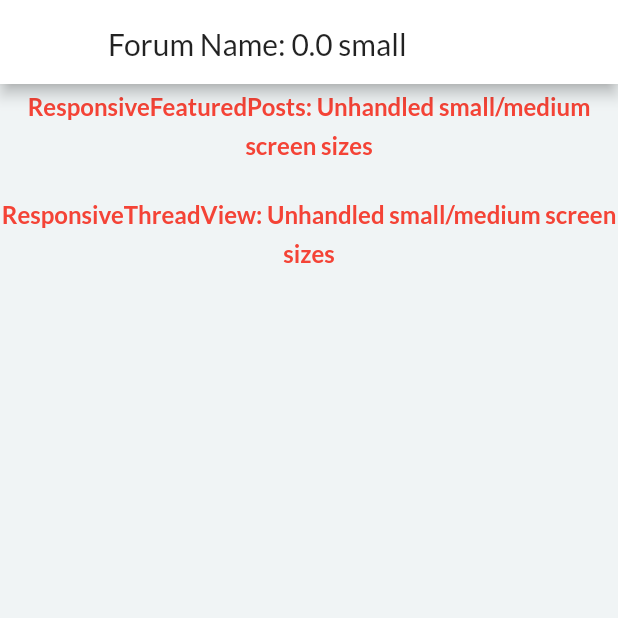
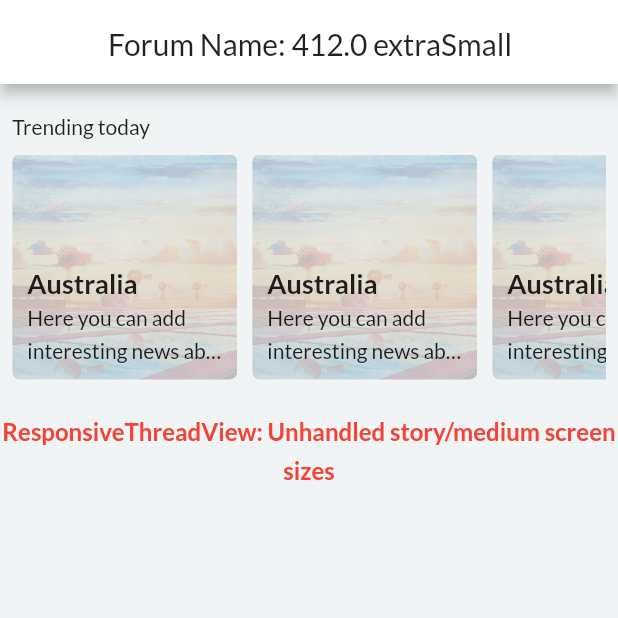
Before and after one commit to fatduckling/a-modern-forum-ui, a Flutter app: the screen it shows after launch, on a phone screen of 412 x 824 dp, the top half of it. Run offline on Flutter 3.47's test engine with Material 2 defaults, Android fonts, the phone set to English and light mode, and no system bars; our stand-ins replace charts_flutter, timeago; missing offline and left inert: flutter_dropzone, flutter_portal, flutter_quill, outline_search_bar; statements that could not run were skipped.

Commit message:
Added small featured post

```diff
--- a/lib/main.dart
+++ b/lib/main.dart
@@ -1,3 +1,5 @@
+import 'dart:ui';
+
 import 'package:a_modern_forum_project/observers/screen_resize_observer.dart';
 import 'package:a_modern_forum_project/observers/scroll_observer.dart';
 import 'package:a_modern_forum_project/routes/home.dart';
@@ -31,6 +33,9 @@ class App extends StatelessWidget {
   Widget build(BuildContext context) {
     return Portal(
         child: MaterialApp(
+      scrollBehavior: const MaterialScrollBehavior().copyWith(
+        dragDevices: {...PointerDeviceKind.values},
+      ),
       theme: ThemeData(
         scaffoldBackgroundColor: AppColourTheme.neutralLight.w300,
         primaryColor: AppColourTheme.primary.normal,
--- a/lib/routes/home.dart
+++ b/lib/routes/home.dart
@@ -12,6 +12,9 @@ class HomeRoute extends StatelessWidget {
         child: Column(
       mainAxisAlignment: MainAxisAlignment.start,
       children: const [
+        SizedBox(
+          height: 20,
+        ),
         ResponsiveFeaturedPosts(),
         SizedBox(
           height: 20,
--- a/lib/themes/text_theme.dart
+++ b/lib/themes/text_theme.dart
@@ -1,4 +1,18 @@
 import 'package:flutter/material.dart';
+
+/// Supported text styles
+enum AppTextStyle {
+  h1,
+  h2bold,
+  h3,
+  h3bold,
+  h4,
+  body1,
+  body2,
+  body2bold,
+  body2light,
+  body3
+}
 
 /// Custom text theme
 class AppTextTheme {
@@ -77,4 +91,30 @@ class AppTextTheme {
         .bodyText2
         ?.merge(const TextStyle(fontSize: 14, height: 1.6));
   }
+
+  /// Get a text style
+  static TextStyle? getTextStyle(BuildContext context, AppTextStyle style) {
+    switch (style) {
+      case AppTextStyle.h1:
+        return h1(context);
+      case AppTextStyle.h2bold:
+        return h2bold(context);
+      case AppTextStyle.h3:
+        return h3(context);
+      case AppTextStyle.h3bold:
+        return h3bold(context);
+      case AppTextStyle.h4:
+        return h4(context);
+      case AppTextStyle.body1:
+        return body1(context);
+      case AppTextStyle.body2:
+        return body2(context);
+      case AppTextStyle.body2bold:
+        return body2bold(context);
+      case AppTextStyle.body2light:
+        return body2light(context);
+      case AppTextStyle.body3:
+        return body3(context);
+    }
+  }
 }
--- a/lib/utils/responsive_display.dart
+++ b/lib/utils/responsive_display.dart
@@ -2,11 +2,14 @@ import 'package:a_modern_forum_project/observers/screen_resize_observer.dart';
 import 'package:flutter/material.dart';
 import 'package:provider/provider.dart';
 
-/// ScreenSize can be small (mobile phones), medium (tablets), large (desktop web)
-enum ScreenSize { small, medium, large, extraLarge }
+/// ScreenSize can be story (mobile phones), medium (tablets), large (desktop web)
+enum ScreenSize { extraSmall, small, medium, large, extraLarge }
 
-/// Simple utility class used to determine whether the device is small, medium or large
+/// Simple utility class used to determine whether the device is story, medium or large
 class ResponsiveDisplay {
+  /// Extra-story devices (portrait phones, 576 and up)
+  static const _breakpointExtraSmallDevice = 576;
+
   /// Small devices (landscape phones, 744 and up)
   static const _breakpointSmallDevice = 744;
 
@@ -19,9 +22,15 @@ class ResponsiveDisplay {
   /// Flex width of the main container
   static const mainContainerFlex = 32;
 
-  /// Check if the device is considered small based on the page [width]
+  /// Check if the device is considered extra story based on the page [width]
+  static bool isExtraSmallDevice(final double width) {
+    return width <= _breakpointExtraSmallDevice;
+  }
+
+  /// Check if the device is considered story based on the page [width]
   static bool isSmallDevice(final double width) {
-    return width <= _breakpointSmallDevice;
+    return width > _breakpointExtraSmallDevice &&
+        width <= _breakpointSmallDevice;
   }
 
   /// Check if the device is considered medium based on the page [width]
@@ -43,10 +52,12 @@ class ResponsiveDisplay {
   /// Get the page bounds of the main container based on its screen size
   static int getPageBoundsFlex(final ScreenSize screenSize) {
     switch (screenSize) {
-      case ScreenSize.small: // TODO test me
-        return 12;
-      case ScreenSize.medium: // TODO test me
-        return 14;
+      case ScreenSize.extraSmall:
+        return 2;
+      case ScreenSize.small:
+        return 4;
+      case ScreenSize.medium:
+        return 8;
       case ScreenSize.large:
         return 12;
       case ScreenSize.extraLarge:
@@ -58,6 +69,7 @@ class ResponsiveDisplay {
   /// This reserves some space for a right section
   static int getMainContainerFlex(final ScreenSize screenSize) {
     switch (screenSize) {
+      case ScreenSize.extraSmall: // TODO test me
       case ScreenSize.small:
         return 50; // TODO Test me
       case ScreenSize.medium:
@@ -77,7 +89,7 @@ class ResponsiveDisplay {
   }
 
   /// Return the screen size based on the [buildContext]
-  static ScreenSize getScreenSizeFromContexta(final BuildContext buildContext) {
+  static ScreenSize getScreenSizeFromContext(final BuildContext buildContext) {
     ScreenResizeObserver observer = buildContext.read<ScreenResizeObserver>();
     return observer.screenSize;
   }
@@ -90,14 +102,17 @@ class ResponsiveDisplay {
       return ScreenSize.large;
     } else if (isMediumDevice(width)) {
       return ScreenSize.medium;
+    } else if (isSmallDevice(width)) {
+      return ScreenSize.small;
     } else {
-      return ScreenSize.small;
+      return ScreenSize.extraSmall;
     }
   }
 
   /// Get the height of a button based on its size
   static double getButtonHeight(final ScreenSize screenSize) {
     switch (screenSize) {
+      case ScreenSize.extraSmall: // TODO test me
       case ScreenSize.small:
         return 40;
       case ScreenSize.medium:
--- a/lib/widgets/appbar/responsive_app_bar.dart
+++ b/lib/widgets/appbar/responsive_app_bar.dart
@@ -22,6 +22,7 @@ class _ResponsiveAppBarState extends State<ResponsiveAppBar> {
   @override
   Widget build(BuildContext context) {
     switch (widget._screenSize) {
+      case ScreenSize.extraSmall: // TODO test me
       case ScreenSize.small:
       case ScreenSize.medium:
         return const SmallAppBar();
--- a/lib/widgets/buttons/normal_button.dart
+++ b/lib/widgets/buttons/normal_button.dart
@@ -30,7 +30,7 @@ class NormalButton extends StatelessWidget {
 
   const NormalButton(
       {required this.text,
-      this.borderRadius = 25,
+      this.borderRadius = 25, // TODO use me
       this.size = ScreenSize.medium,
       this.icon,
       this.backgroundColour,
--- a/lib/widgets/compact_subforum/responsive_compact_subforum.dart
+++ b/lib/widgets/compact_subforum/responsive_compact_subforum.dart
@@ -14,6 +14,7 @@ class ResponsiveCompactSubforum extends StatelessWidget {
     final ScreenSize screenSize =
         context.watch<ScreenResizeObserver>().screenSize;
     switch (screenSize) {
+      case ScreenSize.extraSmall: // TODO test me
       case ScreenSize.small:
       case ScreenSize.medium:
       return const UnhandledWidget("ResponsiveCompactSubforum");
--- a/lib/widgets/expanded_subforum/responsive_expanded_subforum.dart
+++ b/lib/widgets/expanded_subforum/responsive_expanded_subforum.dart
@@ -14,6 +14,7 @@ class ResponsiveExpandedSubforum extends StatelessWidget {
     final ScreenSize screenSize =
         context.watch<ScreenResizeObserver>().screenSize;
     switch (screenSize) {
+      case ScreenSize.extraSmall: // TODO test me
       case ScreenSize.small:
       case ScreenSize.medium:
       return const UnhandledWidget("ResponsiveExpandedSubforum");
--- a/lib/widgets/featured_post/featured_post.dart
+++ b/lib/widgets/featured_post/featured_post.dart
@@ -4,14 +4,43 @@ import 'package:a_modern_forum_project/widgets/icon_with_text/icon_with_text.dar
 import 'package:a_modern_forum_project/widgets/up_down_votes/up_down_votes.dart';
 import 'package:flutter/material.dart';
 
+/// Featured post
 class FeaturedPost extends StatelessWidget {
-  const FeaturedPost({Key? key}) : super(key: key);
+  /// Height of the featured post
+  final double height;
+
+  /// Width of the featured post
+  final double? width;
+
+  /// Whether to show the like and comment count button
+  final bool showControls;
+
+  /// Maximum lines to display for the description
+  final int maxLines;
+
+  /// Title font to use
+  final AppTextStyle titleFont;
+
+  /// Description font to use
+  final AppTextStyle descriptionFont;
+
+  const FeaturedPost({
+    Key? key,
+    this.height = 300,
+    this.width,
+    this.showControls = true,
+    this.maxLines = 4,
+    this.titleFont = AppTextStyle.h4,
+    this.descriptionFont = AppTextStyle.body1,
+  }) : super(key: key);
 
   @override
   Widget build(BuildContext context) {
     return InkWell(
         onTap: () {}, // Handle your callback
         child: Container(
+            padding:
+                const EdgeInsets.only(left: 10, right: 10, bottom: 10, top: 10),
             decoration: BoxDecoration(
               borderRadius: const BorderRadius.all(Radius.circular(5)),
               image: DecorationImage(
@@ -21,30 +50,35 @@ class FeaturedPost extends StatelessWidget {
                 fit: BoxFit.cover,
               ),
             ),
-            height: 300,
-            child: Container(
-              margin: const EdgeInsets.all(10),
+            height: height,
+            width: width,
             child: Column(
               mainAxisAlignment: MainAxisAlignment.end,
               crossAxisAlignment: CrossAxisAlignment.start,
+              mainAxisSize: MainAxisSize.min,
               children: [
                 Text(
                   "Australia",
                   overflow: TextOverflow.ellipsis,
                   maxLines: 1,
                   softWrap: false,
-                    style: AppTextTheme.h4(context)
-                        ?.merge(const TextStyle(fontWeight: FontWeight.bold)),
+                  style: AppTextTheme.getTextStyle(context, titleFont)?.merge(
+                      const TextStyle(fontWeight: FontWeight.bold, height: 1)),
                 ),
                 Text(
-                    "Here you can add interesting news about Australia. Artwork created by u/Excellent-Double5168.",
+                  "Here you can add interesting news about Australia. Artwork created by u/Excellent-Double5168." *
+                      3,
                   overflow: TextOverflow.ellipsis,
-                    maxLines: 4,
+                  maxLines: maxLines,
                   softWrap: false,
-                    style: AppTextTheme.body1(context)
+                  style: AppTextTheme.getTextStyle(context, descriptionFont)
                       ?.merge(const TextStyle(fontWeight: FontWeight.w500)),
                 ),
-                  Row(
+                SizedBox(
+                  height: showControls ? 10 : 0,
+                ),
+                showControls
+                    ? Row(
                         mainAxisAlignment: MainAxisAlignment.spaceBetween,
                         children: const [
                           UpDownVotes(),
@@ -55,8 +89,8 @@ class FeaturedPost extends StatelessWidget {
                           )
                         ],
                       )
+                    : const SizedBox.shrink()
               ],
-              ),
             )));
   }
 }
--- a/lib/widgets/featured_posts/large/large_featured_posts.dart
+++ b/lib/widgets/featured_posts/large/large_featured_posts.dart
@@ -1,6 +1,6 @@
-import 'package:a_modern_forum_project/themes/text_theme.dart';
 import 'package:a_modern_forum_project/utils/responsive_display.dart';
 import 'package:a_modern_forum_project/widgets/featured_post/featured_post.dart';
+import 'package:a_modern_forum_project/widgets/text/page_title.dart';
 import 'package:flutter/material.dart';
 
 class LargeFeaturedPosts extends StatelessWidget {
@@ -24,31 +24,9 @@ class LargeFeaturedPosts extends StatelessWidget {
     final int featuredPostSpacerWidth = ((freeSpace - (featuredPostWidth * numberOfFeaturedPosts)) /
                 (numberOfFeaturedPosts - 1)).round();
     // @formatter:on
-    return Container(
-        padding: const EdgeInsets.only(top: 20),
-        child: Column(
+    return Column(
       children: [
-            const SizedBox(
-              height: 20,
-            ),
-            Row(
-              children: [
-                Spacer(
-                  flex: pageBoundsFlex * multiplier,
-                ),
-                Expanded(
-                  flex: freeSpace,
-                  child: Text(
-                    "Trending today",
-                    style: AppTextTheme.body1(context)
-                        ?.merge(const TextStyle(fontWeight: FontWeight.bold)),
-                  ),
-                ),
-                Spacer(
-                  flex: pageBoundsFlex * multiplier,
-                ),
-              ],
-            ),
+        PageTitle(text: "Trending today", screenSize: screenSize),
         const SizedBox(
           height: 20,
         ),
@@ -89,6 +67,6 @@ class LargeFeaturedPosts extends StatelessWidget {
           ],
         )
       ],
-        ));
+    );
   }
 }
--- /dev/null
+++ b/lib/widgets/featured_posts/medium/medium_featured_posts.dart
@@ -0,0 +1,53 @@
+import 'package:a_modern_forum_project/utils/responsive_display.dart';
+import 'package:a_modern_forum_project/widgets/featured_post/featured_post.dart';
+import 'package:a_modern_forum_project/widgets/text/page_title.dart';
+import 'package:flutter/material.dart';
+
+class MediumFeaturedPosts extends StatelessWidget {
+  /// Add multiplier to flex to increase precision for flex widgets
+  static const int multiplier = 100;
+
+  /// Device screen size
+  final ScreenSize screenSize;
+
+  const MediumFeaturedPosts(this.screenSize, {Key? key}) : super(key: key);
+
+  @override
+  Widget build(BuildContext context) {
+    final pageBoundsFlex = ResponsiveDisplay.getPageBoundsFlex(screenSize);
+    List<Widget> featuredPosts =
+        List.generate(4, (index) => const FeaturedPost());
+    return Column(
+      children: [
+        PageTitle(text: "Trending today", screenSize: screenSize),
+        const SizedBox(
+          height: 20,
+        ),
+        Row(
+          children: [
+            Spacer(
+              flex: pageBoundsFlex,
+            ),
+            Expanded(
+              flex: 100 - (pageBoundsFlex * 2),
+              child: GridView.count(
+                childAspectRatio: 32.0 / 30.0,
+                crossAxisCount: 2,
+                // horizontal
+                crossAxisSpacing: 15,
+                mainAxisSpacing: 15,
+                children: featuredPosts,
+                scrollDirection: Axis.vertical,
+                shrinkWrap: true,
+                physics: const NeverScrollableScrollPhysics(),
+              ),
+            ),
+            Spacer(
+              flex: pageBoundsFlex,
+            ),
+          ],
+        ),
+      ],
+    );
+  }
+}
--- a/lib/widgets/featured_posts/responsive_featured_posts.dart
+++ b/lib/widgets/featured_posts/responsive_featured_posts.dart
@@ -1,7 +1,8 @@
 import 'package:a_modern_forum_project/observers/screen_resize_observer.dart';
 import 'package:a_modern_forum_project/utils/responsive_display.dart';
 import 'package:a_modern_forum_project/widgets/featured_posts/large/large_featured_posts.dart';
-import 'package:a_modern_forum_project/widgets/unhandled_widget/unhandled_widget.dart';
+import 'package:a_modern_forum_project/widgets/featured_posts/medium/medium_featured_posts.dart';
+import 'package:a_modern_forum_project/widgets/featured_posts/small/small_featured_posts.dart';
 import 'package:flutter/material.dart';
 import 'package:provider/provider.dart';
 
@@ -13,9 +14,11 @@ class ResponsiveFeaturedPosts extends StatelessWidget {
     final ScreenSize screenSize =
         context.watch<ScreenResizeObserver>().screenSize;
     switch (screenSize) {
+      case ScreenSize.extraSmall:
       case ScreenSize.small:
+        return SmallFeaturedPosts(screenSize);
       case ScreenSize.medium:
-      return const UnhandledWidget("ResponsiveFeaturedPosts");
+        return MediumFeaturedPosts(screenSize);
       case ScreenSize.large:
       case ScreenSize.extraLarge:
         return LargeFeaturedPosts(screenSize);
--- /dev/null
+++ b/lib/widgets/featured_posts/small/small_featured_posts.dart
@@ -0,0 +1,63 @@
+import 'package:a_modern_forum_project/themes/text_theme.dart';
+import 'package:a_modern_forum_project/utils/responsive_display.dart';
+import 'package:a_modern_forum_project/widgets/featured_post/featured_post.dart';
+import 'package:a_modern_forum_project/widgets/text/page_title.dart';
+import 'package:flutter/material.dart';
+
+/// Small featured posts
+class SmallFeaturedPosts extends StatelessWidget {
+  /// Device screen size
+  final ScreenSize screenSize;
+
+  const SmallFeaturedPosts(this.screenSize, {Key? key}) : super(key: key);
+
+  @override
+  Widget build(BuildContext context) {
+    final pageBoundsFlex = ResponsiveDisplay.getPageBoundsFlex(screenSize);
+    List<Widget> featuredPosts = List.generate(
+        8,
+        (index) => const FeaturedPost(
+              width: 150,
+              height: 150,
+              showControls: false,
+              maxLines: 2,
+              titleFont: AppTextStyle.body1,
+              descriptionFont: AppTextStyle.body3,
+            ));
+    return Column(
+      crossAxisAlignment: CrossAxisAlignment.start,
+      children: [
+        PageTitle(text: "Trending today", screenSize: screenSize),
+        const SizedBox(
+          height: 10,
+        ),
+        Row(
+          children: [
+            Spacer(
+              flex: pageBoundsFlex,
+            ),
+            Flexible(
+              flex: 100 - (2 * pageBoundsFlex),
+              child: SizedBox(
+                height: 150,
+                child: ListView.separated(
+                  itemBuilder: (context, index) => featuredPosts[index],
+                  separatorBuilder: (context, index) => const SizedBox(
+                    width: 10,
+                  ),
+                  scrollDirection: Axis.horizontal,
+                  physics: const BouncingScrollPhysics(),
+                  shrinkWrap: true,
+                  itemCount: featuredPosts.length,
+                ),
+              ),
+            ),
+            Spacer(
+              flex: pageBoundsFlex,
+            ),
+          ],
+        ),
+      ],
+    );
+  }
+}
--- a/lib/widgets/sort_filter_threads/responsive_sort_filter_threads.dart
+++ b/lib/widgets/sort_filter_threads/responsive_sort_filter_threads.dart
@@ -18,6 +18,7 @@ class _ResponsiveSortFilterThreads extends State<ResponsiveSortFilterThreads> {
     final ScreenSize screenSize =
         context.watch<ScreenResizeObserver>().screenSize;
     switch (screenSize) {
+      case ScreenSize.extraSmall: // TODO test me
       case ScreenSize.small:
       case ScreenSize.medium:
       return const UnhandledWidget("ResponsiveSortFilterThreads");
--- /dev/null
+++ b/lib/widgets/text/page_title.dart
@@ -0,0 +1,38 @@
+import 'package:a_modern_forum_project/themes/text_theme.dart';
+import 'package:a_modern_forum_project/utils/responsive_display.dart';
+import 'package:flutter/material.dart';
+
+/// Display the page title
+class PageTitle extends StatelessWidget {
+  /// Page title
+  final String text;
+
+  /// Device screen size
+  final ScreenSize screenSize;
+
+  const PageTitle({required this.text, required this.screenSize, Key? key})
+      : super(key: key);
+
+  @override
+  Widget build(BuildContext context) {
+    // @formatter:off
+    final pageBoundsFlex = ResponsiveDisplay.getPageBoundsFlex(screenSize);
+   return Row(
+      children: [
+        Spacer(
+          flex: pageBoundsFlex,
+        ),
+        Expanded(
+          flex: 100 - (pageBoundsFlex * 2),
+          child: Text(text,
+            style: AppTextTheme.body1(context)
+                ?.merge(const TextStyle(fontWeight: FontWeight.bold)),
+          ),
+        ),
+        Spacer(
+          flex: pageBoundsFlex,
+        ),
+      ],
+    );
+  }
+}
--- a/lib/widgets/thread_view/large/large_thread_view.dart
+++ b/lib/widgets/thread_view/large/large_thread_view.dart
@@ -59,9 +59,9 @@ class LargeThreadView extends StatelessWidget {
                     height: 10,
                   ),
                   ListView.builder(
-                      scrollDirection: Axis.vertical,
                       padding: EdgeInsets.zero,
                       shrinkWrap: true,
+                      scrollDirection: Axis.vertical,
                       physics: const NeverScrollableScrollPhysics(),
                       itemCount: 10,
                       itemBuilder: (buildContext, index) {
--- a/lib/widgets/thread_view/responsive_thread_view.dart
+++ b/lib/widgets/thread_view/responsive_thread_view.dart
@@ -13,6 +13,7 @@ class ResponsiveThreadView extends StatelessWidget {
     final ScreenSize screenSize =
         context.watch<ScreenResizeObserver>().screenSize;
     switch (screenSize) {
+      case ScreenSize.extraSmall: // TODO test me
       case ScreenSize.small:
       case ScreenSize.medium:
       return const UnhandledWidget("ResponsiveThreadView");
--- a/lib/widgets/threads/template/responsive_thread_template.dart
+++ b/lib/widgets/threads/template/responsive_thread_template.dart
@@ -26,6 +26,7 @@ class ResponsiveThreadTemplate extends StatelessWidget {
     final ScreenSize screenSize =
         context.watch<ScreenResizeObserver>().screenSize;
     switch (screenSize) {
+      case ScreenSize.extraSmall: // TODO test me
       case ScreenSize.small:
       case ScreenSize.medium:
       return const UnhandledWidget("ResponsiveThreadTemplate");
--- a/lib/widgets/unhandled_widget/unhandled_widget.dart
+++ b/lib/widgets/unhandled_widget/unhandled_widget.dart
@@ -12,6 +12,6 @@ class UnhandledWidget extends StatelessWidget {
   @override
   Widget build(BuildContext context) {
     return Center(
-        child: ErrorText("$identifier: Unhandled small/medium screen sizes"));
+        child: ErrorText("$identifier: Unhandled story/medium screen sizes"));
   }
 }
```
Lines whose indentation alone changed are shown as unchanged.
